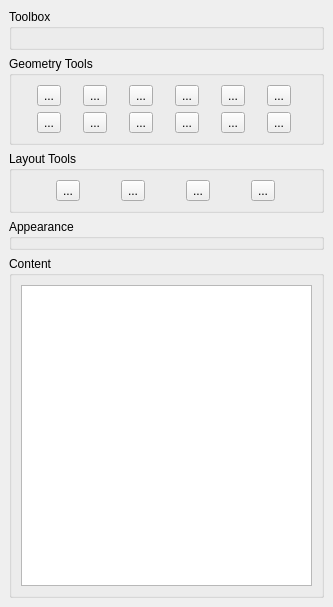
studio-berry/loop, file Pdf4QtLib/sources/pdfpagecontenteditorwidget.ui: the form before one commit.
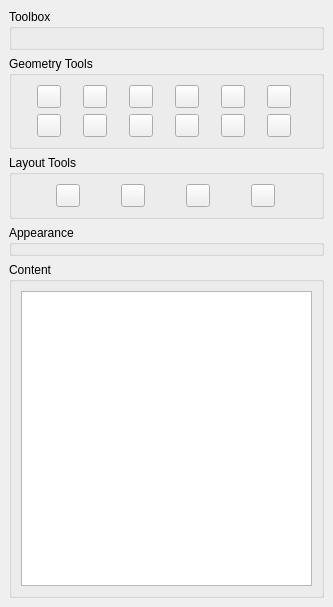
The form after the commit.

Diff of the .ui file:
```diff
--- a/Pdf4QtLib/sources/pdfpagecontenteditorwidget.ui
+++ b/Pdf4QtLib/sources/pdfpagecontenteditorwidget.ui
@@ -34,85 +34,85 @@
       <layout class="QGridLayout" name="geometryToolsGroupBoxLayout">
        <item row="0" column="0">
         <widget class="QToolButton" name="alignVertTopButton">
-         <property name="text">
-          <string>...</string>
+         <property name="toolTip">
+          <string>Align to Top</string>
          </property>
         </widget>
        </item>
        <item row="0" column="1">
         <widget class="QToolButton" name="alignVertMiddleButton">
-         <property name="text">
-          <string>...</string>
+         <property name="toolTip">
+          <string>Align to Vertical Center</string>
          </property>
         </widget>
        </item>
        <item row="0" column="2">
         <widget class="QToolButton" name="alignVertBottomButton">
-         <property name="text">
-          <string>...</string>
+         <property name="toolTip">
+          <string>Align to Bottom</string>
          </property>
         </widget>
        </item>
        <item row="0" column="3">
         <widget class="QToolButton" name="setSameWidthButton">
-         <property name="text">
-          <string>...</string>
+         <property name="toolTip">
+          <string>Set Same Width</string>
          </property>
         </widget>
        </item>
        <item row="0" column="4">
         <widget class="QToolButton" name="setSameHeightButton">
-         <property name="text">
-          <string>...</string>
+         <property name="toolTip">
+          <string>Set Same Height</string>
          </property>
         </widget>
        </item>
        <item row="0" column="5">
         <widget class="QToolButton" name="setSameSizeButton">
-         <property name="text">
-          <string>...</string>
+         <property name="toolTip">
+          <string>Set Same Size</string>
          </property>
         </widget>
        </item>
        <item row="1" column="0">
         <widget class="QToolButton" name="alignHorLeftButton">
-         <property name="text">
-          <string>...</string>
+         <property name="toolTip">
+          <string>Align to Left</string>
          </property>
         </widget>
        </item>
        <item row="1" column="1">
         <widget class="QToolButton" name="alignHorMiddleButton">
-         <property name="text">
-          <string>...</string>
+         <property name="toolTip">
+          <string>Align to Horizontal Center</string>
          </property>
         </widget>
        </item>
        <item row="1" column="2">
         <widget class="QToolButton" name="alignHorRightButton">
-         <property name="text">
-          <string>...</string>
+         <property name="toolTip">
+          <string>Align to Right</string>
          </property>
         </widget>
        </item>
        <item row="1" column="3">
         <widget class="QToolButton" name="centerHorizontallyButton">
-         <property name="text">
-          <string>...</string>
+         <property name="toolTip">
+          <string>Center Horizontally</string>
          </property>
         </widget>
        </item>
        <item row="1" column="4">
         <widget class="QToolButton" name="centerVerticallyButton">
-         <property name="text">
-          <string>...</string>
+         <property name="toolTip">
+          <string>Center Vertically</string>
          </property>
         </widget>
        </item>
        <item row="1" column="5">
         <widget class="QToolButton" name="centerRectButton">
-         <property name="text">
-          <string>...</string>
+         <property name="toolTip">
+          <string>Center to Page Media Box</string>
          </property>
         </widget>
        </item>
@@ -127,29 +127,29 @@
       <layout class="QHBoxLayout" name="layoutToolBoxLayout">
        <item>
         <widget class="QToolButton" name="layoutHorizontallyButton">
-         <property name="text">
-          <string>...</string>
+         <property name="toolTip">
+          <string>Make Horizontal Layout</string>
          </property>
         </widget>
        </item>
        <item>
         <widget class="QToolButton" name="layoutVerticallyButton">
-         <property name="text">
-          <string>...</string>
+         <property name="toolTip">
+          <string>Make Vertical Layout</string>
          </property>
         </widget>
        </item>
        <item>
         <widget class="QToolButton" name="layoutFormButton">
-         <property name="text">
-          <string>...</string>
+         <property name="toolTip">
+          <string>Make Form Layout</string>
          </property>
         </widget>
        </item>
        <item>
         <widget class="QToolButton" name="layoutGridButton">
-         <property name="text">
-          <string>...</string>
+         <property name="toolTip">
+          <string>Make Grid Layout</string>
          </property>
         </widget>
        </item>
```
